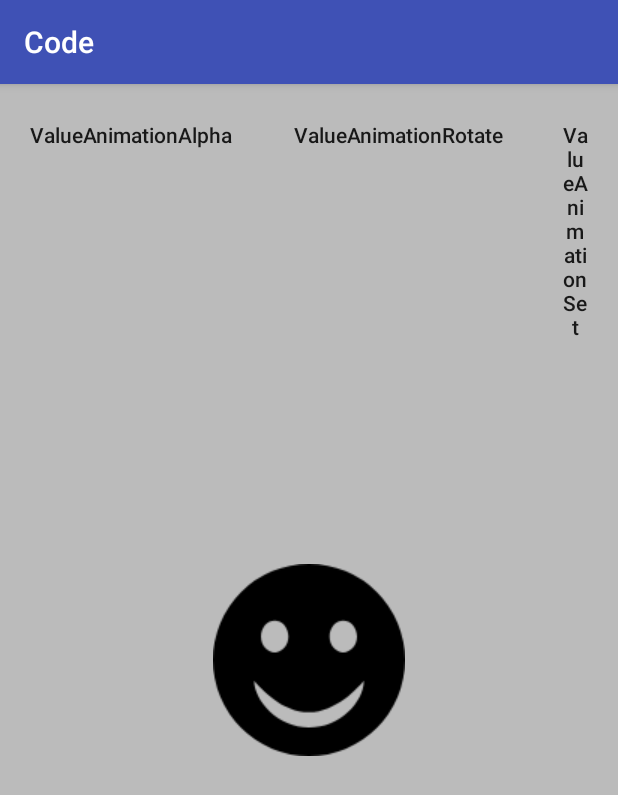
After one commit to JingBin4679/Code, an Android app: the fragment ValueAnimationFragment shown on its own in the app's theme, on a phone screen of 412 x 824 dp. The commit adds this screen. Shown: the top 795 px of the screen. Run offline under Robolectric (Android 15) with nearby library versions, the light colour scheme and no system bars.

Commit message:
增加属性动画示例

```diff
--- /dev/null
+++ b/app/src/main/java/com/easedroid/code/fragments/ValueAnimationFragment.java
@@ -0,0 +1,99 @@
+package com.easedroid.code.fragments;
+
+import android.animation.AnimatorSet;
+import android.animation.ObjectAnimator;
+import android.animation.ValueAnimator;
+import android.os.Bundle;
+import android.support.annotation.Nullable;
+import android.view.LayoutInflater;
+import android.view.View;
+import android.view.ViewGroup;
+import android.view.animation.AccelerateDecelerateInterpolator;
+
+import com.easedroid.code.R;
+
+/**
+ * Created by bin.jing on 2017/12/27.
+ */
+
+public class ValueAnimationFragment extends BaseFragment implements View.OnClickListener {
+
+    private View ivIcon;
+
+    @Nullable
+    @Override
+    public View onCreateView(LayoutInflater inflater, @Nullable ViewGroup container, @Nullable Bundle savedInstanceState) {
+        View view = inflater.inflate(R.layout.fragment_value_animation, container, false);
+        return view;
+    }
+
+    @Override
+    public void onResume() {
+        super.onResume();
+        View rootView = getView();
+        View view = rootView.findViewById(R.id.btn_value_anim_alpha);
+        view.setOnClickListener(this);
+
+        view = rootView.findViewById(R.id.btn_value_anim_rotate);
+        view.setOnClickListener(this);
+
+        view = rootView.findViewById(R.id.btn_value_anim_set);
+        view.setOnClickListener(this);
+
+        ivIcon = rootView.findViewById(R.id.iv_icon);
+    }
+
+    @Override
+    public void onClick(View v) {
+        if (v.getId() == R.id.btn_value_anim_alpha) {
+            buildAlphaAnim();
+        }
+
+        if (v.getId() == R.id.btn_value_anim_rotate) {
+            buildRotateAnim();
+        }
+
+        if (v.getId() == R.id.btn_value_anim_set) {
+            buildAnimSet();
+        }
+    }
+
+    private void buildAnimSet() {
+        ObjectAnimator rotation = ObjectAnimator.ofFloat(ivIcon, "Rotation", 0f, 360f);
+        ObjectAnimator scale = ObjectAnimator.ofFloat(ivIcon, "scaleX", 1f, 2f);
+        ObjectAnimator alpha = ObjectAnimator.ofFloat(ivIcon, "Alpha", 0f, 1f);
+        AnimatorSet animSet = new AnimatorSet();
+        animSet.setDuration(2000);
+        animSet.setInterpolator(new AccelerateDecelerateInterpolator());
+        //两个动画同时执行
+        animSet.playTogether(rotation, alpha, scale);
+        animSet.start();
+    }
+
+    private void buildRotateAnim() {
+        ValueAnimator animator = ValueAnimator.ofInt(0, 100);
+        animator.setInterpolator(new AccelerateDecelerateInterpolator());
+        animator.setDuration(1000);
+        animator.addUpdateListener(new ValueAnimator.AnimatorUpdateListener() {
+            @Override
+            public void onAnimationUpdate(ValueAnimator animation) {
+                int value = (int) animation.getAnimatedValue();
+                ivIcon.setRotation(value * 360F / 100);
+            }
+        });
+        animator.start();
+    }
+
+    private void buildAlphaAnim() {
+        ValueAnimator animator = ValueAnimator.ofInt(0, 100);
+        animator.setDuration(3000);
+        animator.addUpdateListener(new ValueAnimator.AnimatorUpdateListener() {
+            @Override
+            public void onAnimationUpdate(ValueAnimator animation) {
+                int value = (int) animation.getAnimatedValue();
+                ivIcon.setAlpha(value * 1F / 100);
+            }
+        });
+        animator.start();
+    }
+}
--- /dev/null
+++ b/app/src/main/res/layout/fragment_value_animation.xml
@@ -0,0 +1,51 @@
+<?xml version="1.0" encoding="utf-8"?>
+<RelativeLayout xmlns:android="http://schemas.android.com/apk/res/android"
+                android:layout_width="match_parent"
+                android:layout_height="match_parent">
+
+
+    <LinearLayout
+        android:layout_width="match_parent"
+        android:layout_height="wrap_content">
+
+        <Button
+            android:id="@+id/btn_value_anim_alpha"
+            android:layout_width="wrap_content"
+            android:layout_height="wrap_content"
+            android:layout_margin="10dp"
+            android:background="?android:attr/selectableItemBackground"
+            android:padding="10dp"
+            android:text="ValueAnimationAlpha"
+            android:textAllCaps="false"/>
+
+        <Button
+            android:id="@+id/btn_value_anim_rotate"
+            android:layout_width="wrap_content"
+            android:layout_height="wrap_content"
+            android:layout_margin="10dp"
+            android:background="?android:attr/selectableItemBackground"
+            android:padding="10dp"
+            android:text="ValueAnimationRotate"
+            android:textAllCaps="false"/>
+
+        <Button
+            android:id="@+id/btn_value_anim_set"
+            android:layout_width="wrap_content"
+            android:layout_height="wrap_content"
+            android:layout_margin="10dp"
+            android:background="?android:attr/selectableItemBackground"
+            android:padding="10dp"
+            android:text="ValueAnimationSet"
+            android:textAllCaps="false"/>
+    </LinearLayout>
+
+    <ImageView
+        android:id="@+id/iv_icon"
+        android:layout_width="200dp"
+        android:layout_height="200dp"
+        android:layout_centerHorizontal="true"
+        android:layout_centerVertical="true"
+        android:scaleType="center"
+        android:src="@drawable/smile"/>
+
+</RelativeLayout>
--- a/app/src/main/res/raw/contents.json
+++ b/app/src/main/res/raw/contents.json
@@ -2,5 +2,9 @@
     {
         "name": "图片重用",
         "clazz": "com.easedroid.code.fragments.BitmapReuseFragment"
+    },
+    {
+        "name": "动画",
+        "clazz": "com.easedroid.code.fragments.ValueAnimationFragment"
     }
 ]
--- a/app/src/main/res/values/colors.xml
+++ b/app/src/main/res/values/colors.xml
@@ -4,4 +4,5 @@
     <color name="colorPrimaryDark">#303F9F</color>
     <color name="colorAccent">#FF4081</color>
     <color name="lightWhite">#C0FFFFFF</color>
+    <color name="windowBackgroundColor">#bbbbbb</color>
 </resources>
--- a/app/src/main/res/values/styles.xml
+++ b/app/src/main/res/values/styles.xml
@@ -6,6 +6,7 @@
         <item name="colorPrimary">@color/colorPrimary</item>
         <item name="colorPrimaryDark">@color/colorPrimaryDark</item>
         <item name="colorAccent">@color/colorAccent</item>
+        <item name="android:windowBackground">@color/windowBackgroundColor</item>
     </style>
 
 </resources>
```
Also changed, not shown: app/src/main/res/drawable/smile.png (added).
